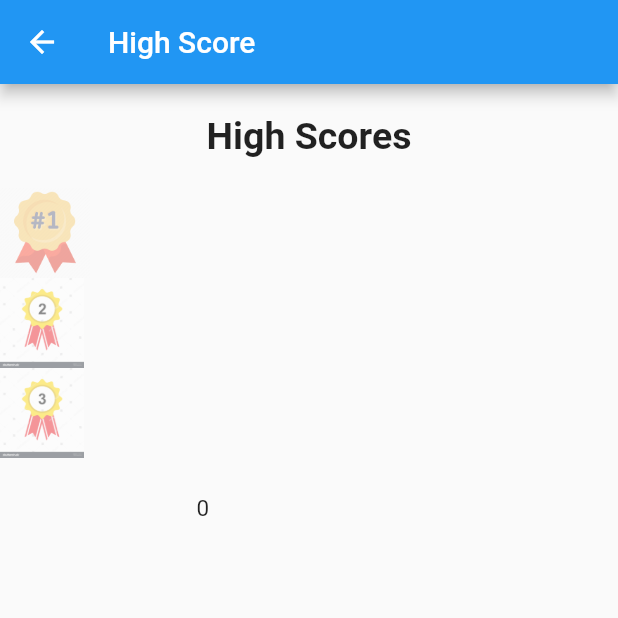
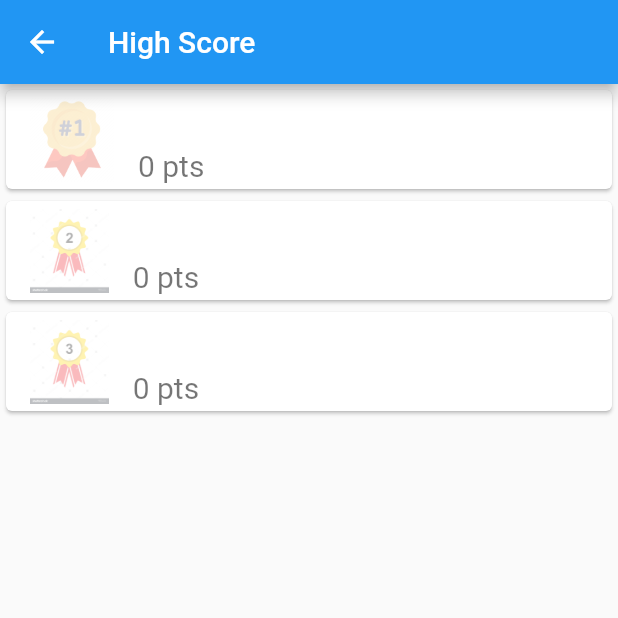
Before and after one commit to daviddprtma/color_mixer_160419103, a Flutter app: the HighScore screen opened directly, on a phone screen of 412 x 824 dp, the top half of it. Run offline on Flutter 3.47's test engine with Material 2 defaults, Android fonts, the phone set to English and light mode, and no system bars; our stand-ins replace percent_indicator, shared_preferences; accounts and stored records are empty.

Commit message:
update game & highscore tp highscore msh belum simpan data dr shared preferences

```diff
--- a/lib/screens/game.dart
+++ b/lib/screens/game.dart
@@ -244,7 +244,7 @@ class _GameState extends State<Game> {
             Container(
               alignment: Alignment(0.5, 0.8),
               child: Text(
-                "Score: ",
+                "Score: ${_score}",
                 style: TextStyle(fontWeight: FontWeight.bold),
               ),
             ),
--- a/lib/screens/highscore.dart
+++ b/lib/screens/highscore.dart
@@ -5,9 +5,16 @@ import 'package:shared_preferences/shared_preferences.dart';
 
 List<int> scoreLeaderboard = [0, 0, 0];
 List<String> leaderboardUser = ["", "", ""];
+List<String> gambar = [
+  "assets/images/rank1.png",
+  "assets/images/rank2.jpg",
+  "assets/images/rank3.jpg"
+];
 bool animated = false;
 late Timer _timer;
 double opacityLevel = 0;
+int _score = 0;
+String user_name = "";
 
 class HighScore extends StatefulWidget {
   @override
@@ -55,6 +62,8 @@ class _HighScoreState extends State<HighScore> {
       setState(() {
         animated = !animated;
         opacityLevel = 1 - opacityLevel;
+        getUserLeaderboard();
+        saveScore(_score, user_name);
       });
     });
   }
@@ -66,77 +75,24 @@ class _HighScoreState extends State<HighScore> {
       appBar: AppBar(
         title: Text("High Score"),
       ),
-      body: ListView(
-        children: <Widget>[
-          Container(
-              margin: EdgeInsets.all(20),
-              child: Text("High Scores",
-                  style: TextStyle(fontWeight: FontWeight.bold, fontSize: 25)),
-              alignment: Alignment.center),
-          AnimatedOpacity(
-            opacity: opacityLevel,
-            duration: const Duration(seconds: 2),
-            child: Image.asset("assets/images/rank1.png",
-                height: 60, alignment: Alignment.topLeft),
-          ),
-          AnimatedOpacity(
-            opacity: opacityLevel,
-            duration: const Duration(seconds: 2),
-            child: Image.asset("assets/images/rank2.jpg",
-                height: 60, alignment: Alignment.topLeft),
-          ),
-          AnimatedOpacity(
-            opacity: opacityLevel,
-            duration: const Duration(seconds: 2),
-            child: Image.asset("assets/images/rank3.jpg",
-                height: 60, alignment: Alignment.topLeft),
-          ),
-          Container(
-            height: 100.0,
-            alignment: Alignment.topLeft,
-            child: ListView.builder(
-              itemCount: leaderboardUser.length,
-              shrinkWrap: true,
-              scrollDirection: Axis.vertical,
-              itemBuilder: (BuildContext context, idx) {
-                return Column(
-                  children: [
-                    Container(
-                      height: 200.0,
-                      width: 300.0,
-                      child: Column(children: [
-                        Column(
-                          children: [
-                            Container(
-                              height: 25,
-                              width: 150,
-                              child: Text(
-                                leaderboardUser[idx],
-                                style: TextStyle(fontSize: 15),
-                              ),
-                            )
-                          ],
-                        ),
-                        Column(
-                          children: [
-                            Container(
-                              height: 25,
-                              width: 150,
-                              child: Text(
-                                scoreLeaderboard[idx].toString(),
-                                style: TextStyle(fontSize: 15),
-                              ),
-                            )
-                          ],
-                        )
-                      ]),
-                    )
-                  ],
-                );
-              },
-            ),
-          ),
-        ],
+      body: ListView.builder(
+        itemBuilder: (context, idx) {
+          return Card(
+            child: ListTile(
+                title:
+                    Text(leaderboardUser[idx], style: TextStyle(fontSize: 30)),
+                subtitle: Text(
+                  scoreLeaderboard[idx].toString() + " pts",
+                  style: TextStyle(fontSize: 20),
+                ),
+                leading: AnimatedOpacity(
+                  opacity: opacityLevel,
+                  duration: const Duration(seconds: 3),
+                  child: Image.asset(gambar[idx]),
+                )),
+          );
+        },
+        itemCount: leaderboardUser.length,
       ),
     );
   }
```
